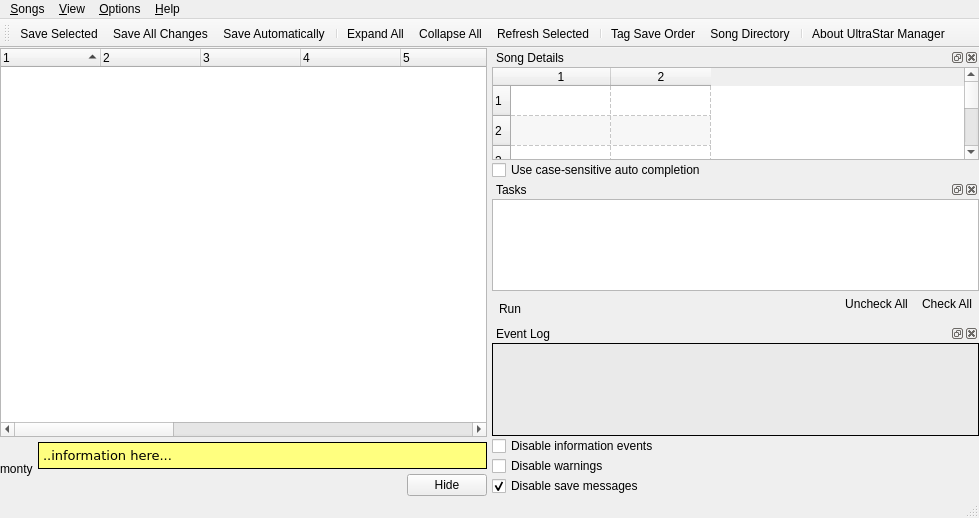
Old version of the form uman/src/QUMainWindow.ui in the repository UltraStar-Deluxe/UltraStar-Manager.
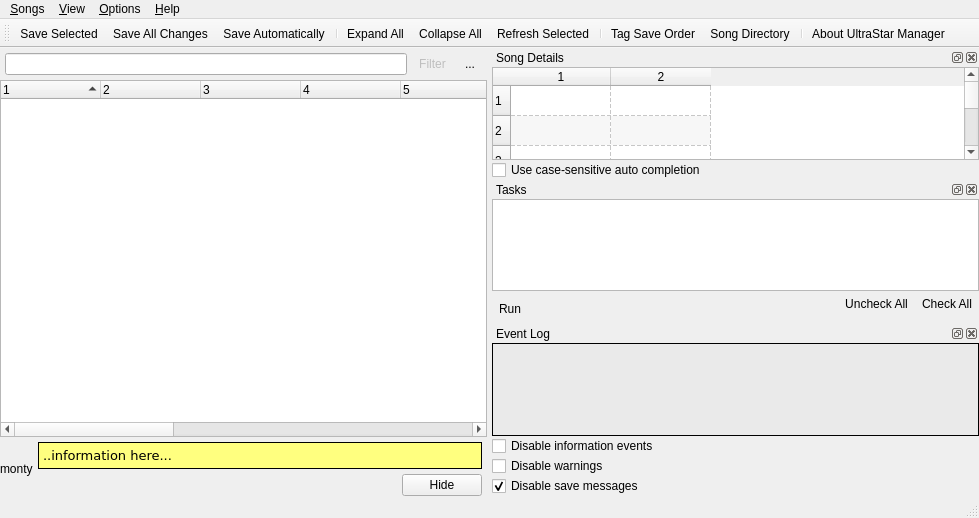
New version of the form. Icons and pictures are not drawn. Custom widgets are drawn as their Qt base class.

```diff
--- a/uman/src/QUMainWindow.ui
+++ b/uman/src/QUMainWindow.ui
@@ -45,6 +45,78 @@
         <property name="spacing" >
          <number>5</number>
         </property>
+        <item>
+         <widget class="QFrame" name="filterFrame" >
+          <property name="frameShape" >
+           <enum>QFrame::NoFrame</enum>
+          </property>
+          <property name="frameShadow" >
+           <enum>QFrame::Raised</enum>
+          </property>
+          <layout class="QHBoxLayout" >
+           <property name="spacing" >
+            <number>5</number>
+           </property>
+           <property name="leftMargin" >
+            <number>5</number>
+           </property>
+           <property name="topMargin" >
+            <number>5</number>
+           </property>
+           <property name="rightMargin" >
+            <number>5</number>
+           </property>
+           <property name="bottomMargin" >
+            <number>0</number>
+           </property>
+           <item>
+            <widget class="QLineEdit" name="filterEdit" >
+             <property name="toolTip" >
+              <string>Enter a regular expression and press the filter button to the right.</string>
+             </property>
+            </widget>
+           </item>
+           <item>
+            <widget class="QToolButton" name="filterBtn" >
+             <property name="enabled" >
+              <bool>false</bool>
+             </property>
+             <property name="toolTip" >
+              <string>Apply filter to song tree</string>
+             </property>
+             <property name="text" >
+              <string>Filter</string>
+             </property>
+             <property name="icon" >
+              <iconset resource="images/uman.qrc" >:/control/filter.png</iconset>
+             </property>
+             <property name="toolButtonStyle" >
+              <enum>Qt::ToolButtonTextBesideIcon</enum>
+             </property>
+             <property name="autoRaise" >
+              <bool>true</bool>
+             </property>
+            </widget>
+           </item>
+           <item>
+            <widget class="QToolButton" name="filterCancelBtn" >
+             <property name="toolTip" >
+              <string>Clear filter</string>
+             </property>
+             <property name="text" >
+              <string>...</string>
+             </property>
+             <property name="icon" >
+              <iconset resource="images/uman.qrc" >:/marks/cancel.png</iconset>
+             </property>
+             <property name="autoRaise" >
+              <bool>true</bool>
+             </property>
+            </widget>
+           </item>
+          </layout>
+         </widget>
+        </item>
         <item>
          <widget class="QUSongTree" name="songTree" >
           <property name="sizePolicy" >
@@ -174,7 +246,7 @@
             <number>0</number>
            </property>
            <property name="rightMargin" >
-            <number>0</number>
+            <number>5</number>
            </property>
            <property name="bottomMargin" >
             <number>0</number>
```
Left out of the diff: 12 changed lines with no effect on the pictures.
